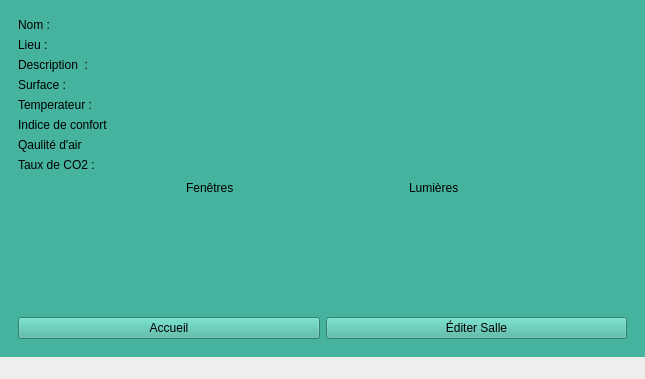
Old version of the form eco-classroom/ihmecoclassroom.ui in the repository bts-lasalle-avignon-projets/eco-classroom-2022.
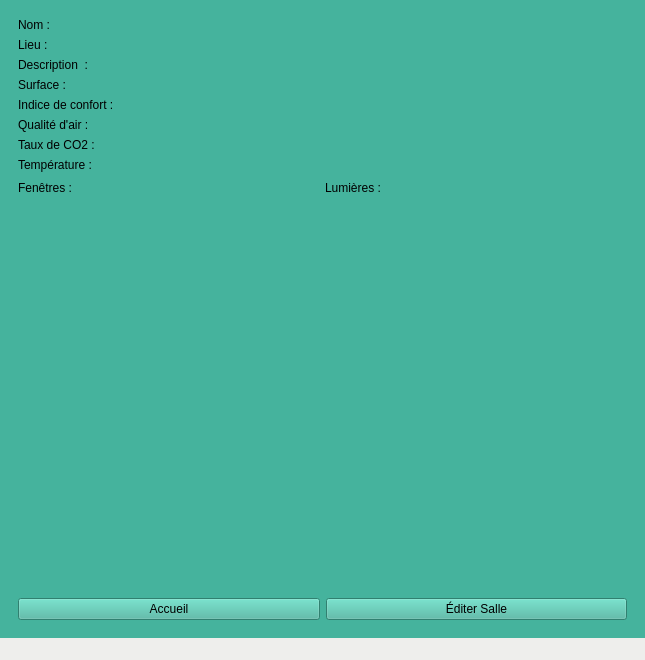
New version of the form. The open tabs and pages were chosen to show the change.

Commit message: ECO22-35 Finalise l'affichage d'une salle

The edit to the form file:
```diff
--- a/eco-classroom/ihmecoclassroom.ui
+++ b/eco-classroom/ihmecoclassroom.ui
@@ -7,7 +7,7 @@
     <x>0</x>
     <y>0</y>
     <width>645</width>
-    <height>379</height>
+    <height>660</height>
    </rect>
   </property>
   <property name="windowTitle">
@@ -235,14 +235,10 @@
               </property>
              </widget>
             </item>
-           </layout>
-          </item>
-          <item>
-           <layout class="QHBoxLayout" name="horizontalLayoutTemperateur">
             <item>
-             <widget class="QLabel" name="labelTemperateur">
+             <widget class="QLabel" name="labelSurfaceSalle">
               <property name="text">
-               <string>Temperateur : </string>
+               <string/>
               </property>
              </widget>
             </item>
@@ -253,7 +249,14 @@
             <item>
              <widget class="QLabel" name="labelIndicDeConfort">
               <property name="text">
-               <string>Indice de confort</string>
+               <string>Indice de confort :</string>
+              </property>
+             </widget>
+            </item>
+            <item>
+             <widget class="QLabel" name="labelIndiceDeConfortSalle">
+              <property name="text">
+               <string/>
               </property>
              </widget>
             </item>
@@ -264,7 +267,14 @@
             <item>
              <widget class="QLabel" name="labelAir">
               <property name="text">
-               <string>Qaulité d'air</string>
+               <string>Qualité d'air :</string>
+              </property>
+             </widget>
+            </item>
+            <item>
+             <widget class="QLabel" name="labelAirSalle">
+              <property name="text">
+               <string/>
               </property>
              </widget>
             </item>
@@ -279,27 +289,46 @@
               </property>
              </widget>
             </item>
+            <item>
+             <widget class="QLabel" name="labelCo2Salle">
+              <property name="text">
+               <string/>
+              </property>
+             </widget>
+            </item>
+           </layout>
+          </item>
+          <item>
+           <layout class="QHBoxLayout" name="horizontalLayoutTemperateur">
+            <item>
+             <widget class="QLabel" name="labelTemperature">
+              <property name="text">
+               <string>Température : </string>
+              </property>
+             </widget>
+            </item>
+            <item>
+             <widget class="QLabel" name="labelTemperatureSalle">
+              <property name="text">
+               <string/>
+              </property>
+             </widget>
+            </item>
            </layout>
           </item>
           <item>
            <layout class="QHBoxLayout" name="horizontalLayoutEtat">
-            <item>
-             <spacer name="horizontalSpacer_4">
-              <property name="orientation">
-               <enum>Qt::Horizontal</enum>
-              </property>
-              <property name="sizeHint" stdset="0">
-               <size>
-                <width>40</width>
-                <height>20</height>
-               </size>
-              </property>
-             </spacer>
-            </item>
             <item>
              <widget class="QLabel" name="labelFenetres">
               <property name="text">
-               <string>Fenêtres</string>
+               <string>Fenêtres :</string>
+              </property>
+             </widget>
+            </item>
+            <item>
+             <widget class="QLabel" name="labelFenetresSalle">
+              <property name="text">
+               <string/>
               </property>
              </widget>
             </item>
@@ -319,7 +348,14 @@
             <item>
              <widget class="QLabel" name="labelLumieres">
               <property name="text">
-               <string>Lumières</string>
+               <string>Lumières :</string>
+              </property>
+             </widget>
+            </item>
+            <item>
+             <widget class="QLabel" name="labelLumieresSalle">
+              <property name="text">
+               <string/>
               </property>
              </widget>
             </item>
```
Left out of the diff: 25 changed lines with no effect on the pictures. The commit also changes 7 other files.
